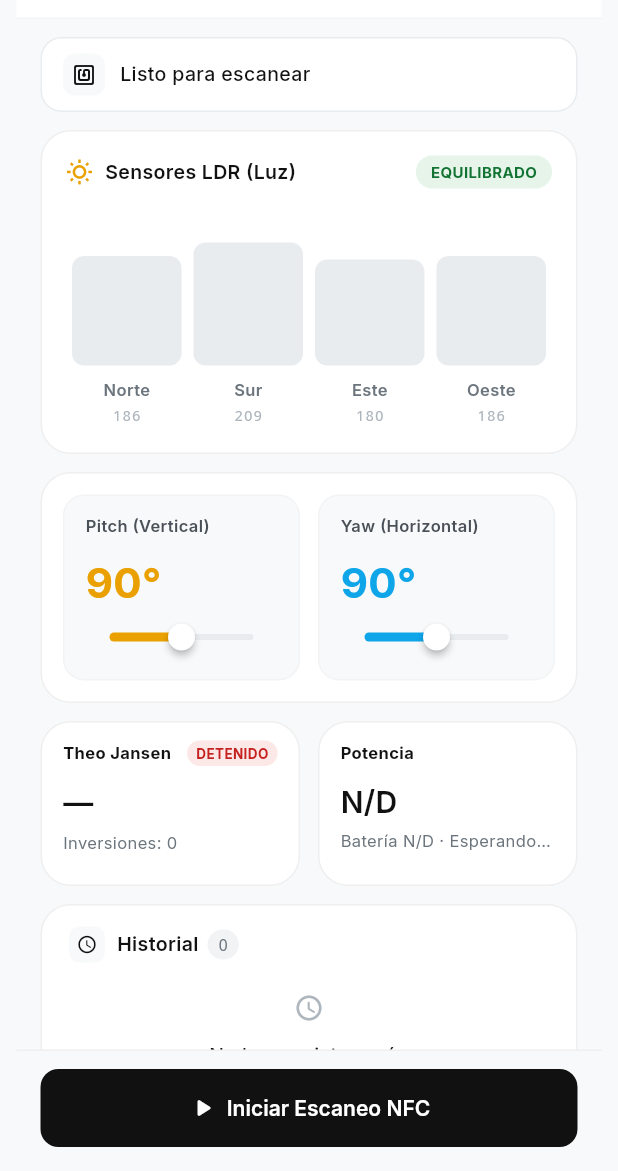
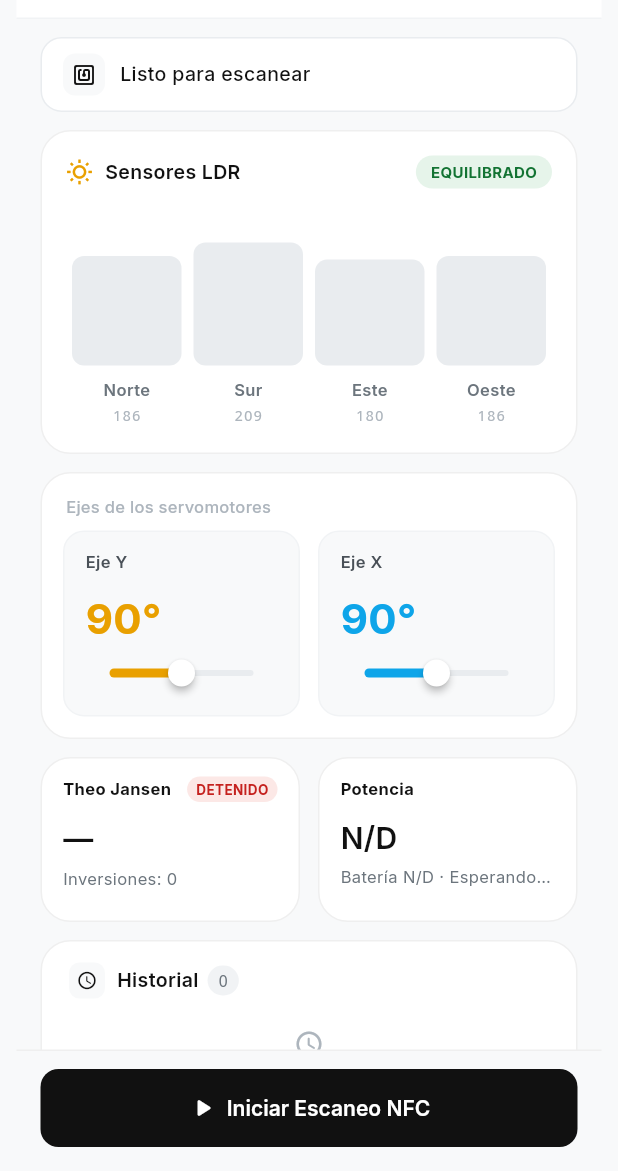
Before and after one commit to RamsesCB/heliostrand-nfc-core-cpp, a Flutter app: the screen it shows after launch, on a phone screen of 412 x 824 dp, the part 65-1236 px from its top. Run offline on Flutter 3.47's test engine with Material 3 defaults, Android fonts, the phone set to English and light mode, and no system bars; our stand-ins replace google_fonts, package_info_plus, sentry_flutter, share_plus, shared_preferences; missing offline and left inert: flutter_nfc_kit.

Commit message:
feat(ui): update servo labels to Eje Y/X with title and clean LDR header, bump to v1.2.1+5

```diff
--- a/heliostrand_app/lib/ui/widgets/ldr_chart_card.dart
+++ b/heliostrand_app/lib/ui/widgets/ldr_chart_card.dart
@@ -87,7 +87,7 @@ class LdrChartCard extends StatelessWidget {
                     SizedBox(width: 8),
                     Expanded(
                       child: Text(
-                        'Sensores LDR (Luz)',
+                        'Sensores LDR',
                         style: TextStyle(
                           fontSize: 13,
                           fontWeight: FontWeight.w600,
--- a/heliostrand_app/lib/ui/widgets/servos_card.dart
+++ b/heliostrand_app/lib/ui/widgets/servos_card.dart
@@ -25,11 +25,26 @@ class ServosCard extends StatelessWidget {
         border: Border.all(color: SolarTrackerTheme.cardBorder),
       ),
       padding: const EdgeInsets.all(14),
-      child: Row(
+      child: Column(
+        crossAxisAlignment: CrossAxisAlignment.start,
+        children: [
+          const Padding(
+            padding: EdgeInsets.only(left: 2, bottom: 8),
+            child: Text(
+              'Ejes de los servomotores',
+              style: TextStyle(
+                fontSize: 11,
+                fontWeight: FontWeight.w500,
+                color: SolarTrackerTheme.textTertiary,
+                letterSpacing: 0.2,
+              ),
+            ),
+          ),
+          Row(
             children: [
               Expanded(
                 child: _servoItem(
-              label: 'Pitch (Vertical)',
+                  label: 'Eje Y',
                   value: pitch.toDouble().clamp(0.0, 180.0),
                   accent: SolarTrackerTheme.sunPitchAmber,
                   onChanged: onPitchChanged,
@@ -38,11 +53,13 @@ class ServosCard extends StatelessWidget {
               const SizedBox(width: 12),
               Expanded(
                 child: _servoItem(
-              label: 'Yaw (Horizontal)',
+                  label: 'Eje X',
                   value: yaw.toDouble().clamp(0.0, 180.0),
                   accent: SolarTrackerTheme.yawSkyBlue,
                   onChanged: onYawChanged,
                 ),
+              ),
+            ],
           ),
         ],
       ),
--- a/heliostrand_app/pubspec.yaml
+++ b/heliostrand_app/pubspec.yaml
@@ -2,7 +2,7 @@ name: heliostrand_app
 description: "Heliostrand NFC telemetry client for the Theo Jansen solar tracker."
 publish_to: 'none'
 
-version: 1.2.0+4
+version: 1.2.1+5
 
 environment:
   sdk: ^3.13.2
```
Also changed, not shown: 1 other file. Lines whose indentation alone changed are shown as unchanged.
